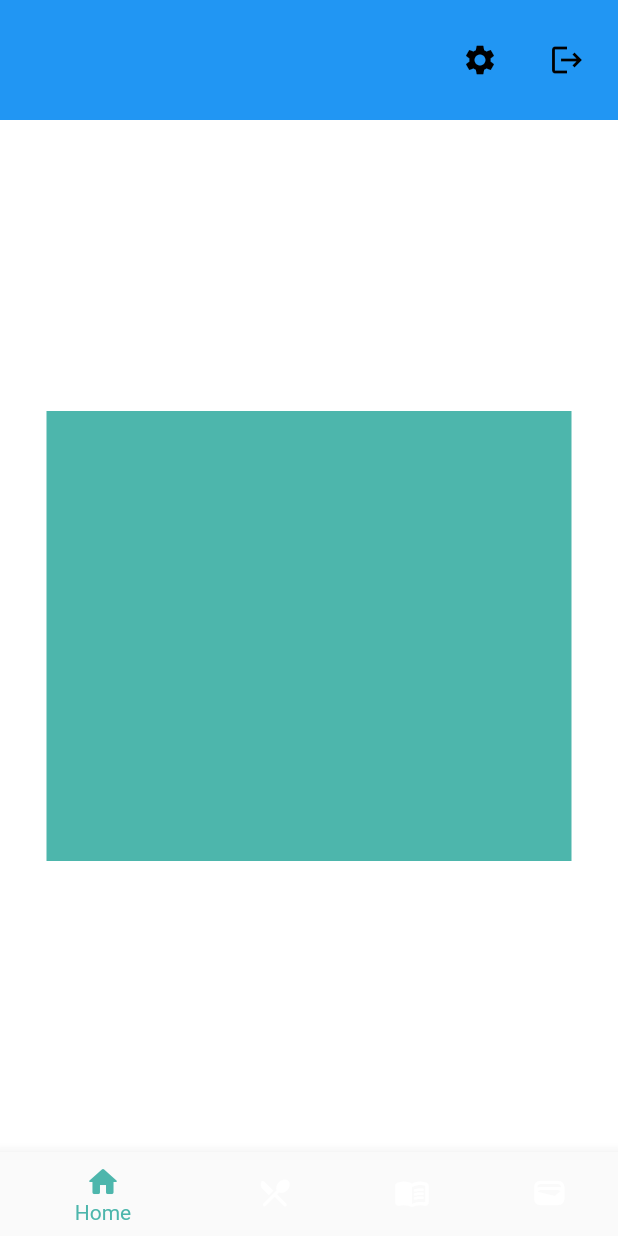
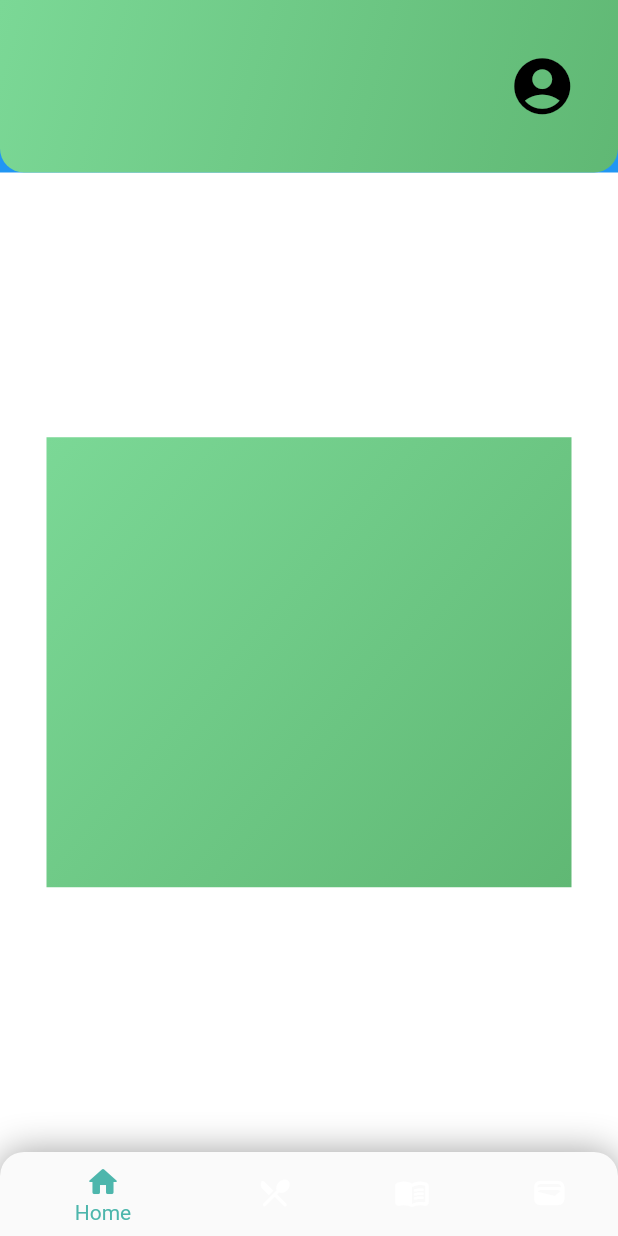
Before and after one commit to Lejhat-Bergijhi/veggytably-merchant, a Flutter app: the screen it shows after launch, on a phone screen of 412 x 824 dp. Run offline on Flutter 3.47's test engine with Material 2 defaults, Android fonts, the phone set to English and light mode, and no system bars.

Commit message:
homepage untuk navigasi ke profil

```diff
--- a/lib/views/home_page.dart
+++ b/lib/views/home_page.dart
@@ -14,43 +14,123 @@ class HomePage extends StatelessWidget {
             Container(
                 width: 350,
                 height: 300,
-                color: Colors.teal[300],
+                decoration: BoxDecoration(
+                    gradient: LinearGradient(
+                        begin: Alignment.topLeft,
+                        end: Alignment.bottomRight,
+                        colors: [
+                            Color(0xFF7BD896),
+                            Color(0xFF60B874)
+                        ],
+                    ),
+                )
 
             ),
 
-
         ),
 
-        //appbar invisible
         appBar: AppBar(
-            //larger bar
-            toolbarHeight: 80.0,
+            flexibleSpace: Container(
+                decoration: const BoxDecoration(
+                     borderRadius: BorderRadius.only(
+                        bottomRight: Radius.circular(16), bottomLeft: Radius.circular(16)
+                    ),
+                    gradient: LinearGradient(
+                        begin: Alignment.topLeft,
+                        end: Alignment.bottomRight,
+                        colors: [
+                            Color(0xFF7BD896),
+                            Color(0xFF60B874)
+                        ],
+                    ),
+                ),
+            ),
+            toolbarHeight: 115.0,
             elevation: 0,
             actions: <Widget>[
 
 
                 IconButton(
-                    icon: const Icon(Icons.settings),
+                    //profile icon
+
+                    //make icon larger
+                    iconSize: 45.0,
+                    icon: const Icon(Icons.account_circle),
                     onPressed: () {
                         // do something
                     },
                     color: Colors.black,
                 ),
                 //spacing
-                const SizedBox(width: 10.0),
-                IconButton(
-                    icon: const Icon(Icons.logout),
-                    onPressed: () {
-                        // do something
+                const SizedBox(width: 20.0),
 
-                    },
-                    color: Colors.black,
-                ),
-                const SizedBox(width: 10.0),
             ],
         ),
 
-        bottomNavigationBar: BottomNavigationBar(
+
+        // appBar: Container(
+        //     height: 80,
+        //     decoration: BoxDecoration(
+        //         gradient: LinearGradient(
+        //             begin: Alignment.topLeft,
+        //             end: Alignment.bottomRight,
+        //             colors: [
+        //                 Color(0xFF7BD896),
+        //                 Color(0xFF60B874)
+        //             ],
+        //         ),
+        //     ),
+        //     child: Row(
+        //         children: [
+        //             IconButton(
+        //                 icon: Icon(Icons.account_circle),
+        //                 onPressed: () {
+        //                     // do something
+        //                 },
+        //                 color: Colors.black,
+        //             ),
+        //             Text("Hello World"),
+        //         ],
+        //     ),
+        // ),
+        // //appbar invisible
+        // appBar: AppBar(
+        //     //larger bar
+        //     toolbarHeight: 80.0,
+        //     elevation: 0,
+        //      actions: <Widget>[
+
+
+        //         IconButton(
+        //             //profile icon
+
+
+        //             icon: const Icon(Icons.account_circle),
+        //             onPressed: () {
+        //                 // do something
+        //             },
+        //             color: Colors.black,
+        //         ),
+        //         //spacing
+        //         const SizedBox(width: 10.0),
+
+        //     ],
+        // ),
+        bottomNavigationBar: Container(
+            decoration: BoxDecoration(
+                borderRadius: BorderRadius.only(
+                topRight: Radius.circular(16), topLeft: Radius.circular(16)),
+                boxShadow: [
+                BoxShadow(color: Colors.black38, spreadRadius: 0, blurRadius: 20),
+                ],
+
+            ),
+            child: ClipRRect(
+                borderRadius: BorderRadius.only(
+                    topLeft: Radius.circular(16.0),
+                    topRight: Radius.circular(16.0),
+                ),
+                child: BottomNavigationBar(
                     items: const <BottomNavigationBarItem>[
                         BottomNavigationBarItem(
                             icon: Icon(Icons.home_rounded),
@@ -73,6 +153,8 @@ class HomePage extends StatelessWidget {
                     // onTap: _onItemTapped,
                     selectedItemColor: Colors.teal[300],
                 ),
+            )
+        )
 
         //
     );
```
Lines whose indentation alone changed are shown as unchanged.
